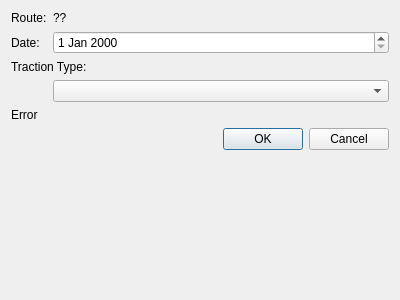
Before: the Qt Designer form mapper_app/ui/modifyroutetractiontypedlg.ui in allenck/mapper, drawn with Qt 5.
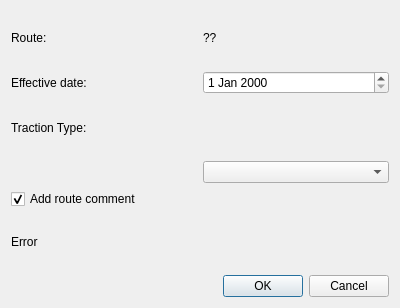
After: the same form once the commit is applied.

Commit message: modifyroutetractiontypedlg.cpp, copyList.txt, GoogleMaps.js

Patch:
```diff
--- a/mapper_app/ui/modifyroutetractiontypedlg.ui
+++ b/mapper_app/ui/modifyroutetractiontypedlg.ui
@@ -7,13 +7,13 @@
     <x>0</x>
     <y>0</y>
     <width>400</width>
-    <height>300</height>
+    <height>308</height>
    </rect>
   </property>
   <property name="windowTitle">
    <string>Dialog</string>
   </property>
-  <layout class="QFormLayout" name="formLayout">
+  <layout class="QGridLayout" name="gridLayout">
    <item row="0" column="0">
     <widget class="QLabel" name="label">
      <property name="text">
@@ -28,42 +28,110 @@
      </property>
     </widget>
    </item>
-   <item row="2" column="0">
+   <item row="1" column="0">
     <widget class="QLabel" name="label_3">
      <property name="text">
-      <string>Date:</string>
+      <string>Effective date:</string>
      </property>
     </widget>
    </item>
-   <item row="2" column="1">
+   <item row="1" column="1">
     <widget class="QDateEdit" name="dateEdit"/>
    </item>
-   <item row="4" column="0" colspan="2">
+   <item row="2" column="0">
     <widget class="QLabel" name="label_4">
      <property name="text">
       <string>Traction Type:</string>
      </property>
     </widget>
    </item>
-   <item row="5" column="1">
+   <item row="3" column="1">
     <widget class="QComboBox" name="comboBox"/>
    </item>
-   <item row="6" column="0" colspan="2">
+   <item row="4" column="0" colspan="2">
+    <widget class="QCheckBox" name="checkBox">
+     <property name="text">
+      <string>Add route comment</string>
+     </property>
+     <property name="checked">
+      <bool>true</bool>
+     </property>
+    </widget>
+   </item>
+   <item row="5" column="0">
     <widget class="QLabel" name="lblError">
+     <property name="palette">
+      <palette>
+       <active>
+        <colorrole role="WindowText">
+         <brush brushstyle="SolidPattern">
+          <color alpha="255">
+           <red>255</red>
+           <green>0</green>
+           <blue>0</blue>
+          </color>
+         </brush>
+        </colorrole>
+       </active>
+       <inactive>
+        <colorrole role="WindowText">
+         <brush brushstyle="SolidPattern">
+          <color alpha="255">
+           <red>0</red>
+           <green>0</green>
+           <blue>0</blue>
+          </color>
+         </brush>
+        </colorrole>
+       </inactive>
+       <disabled>
+        <colorrole role="WindowText">
+         <brush brushstyle="SolidPattern">
+          <color alpha="255">
+           <red>120</red>
+           <green>120</green>
+           <blue>120</blue>
+          </color>
+         </brush>
+        </colorrole>
+       </disabled>
+      </palette>
+     </property>
      <property name="text">
       <string>Error</string>
      </property>
     </widget>
    </item>
-   <item row="8" column="0" colspan="2">
-    <widget class="QDialogButtonBox" name="buttonBox">
-     <property name="orientation">
-      <enum>Qt::Horizontal</enum>
-     </property>
-     <property name="standardButtons">
-      <set>QDialogButtonBox::Cancel|QDialogButtonBox::Ok</set>
-     </property>
-    </widget>
+   <item row="6" column="0" colspan="2">
+    <layout class="QHBoxLayout" name="horizontalLayout_4">
+     <item>
+      <spacer name="horizontalSpacer">
+       <property name="orientation">
+        <enum>Qt::Horizontal</enum>
+       </property>
+       <property name="sizeHint" stdset="0">
+        <size>
+         <width>40</width>
+         <height>20</height>
+        </size>
+       </property>
+      </spacer>
+     </item>
+     <item>
+      <widget class="QPushButton" name="btnOk">
+       <property name="text">
+        <string>OK</string>
+       </property>
+      </widget>
+     </item>
+     <item>
+      <widget class="QPushButton" name="btnCancel">
+       <property name="text">
+        <string>Cancel</string>
+       </property>
+      </widget>
+     </item>
+    </layout>
    </item>
   </layout>
  </widget>
```
Left out of the diff: 37 changed lines with no effect on the pictures. The commit also changes 17 other files.
